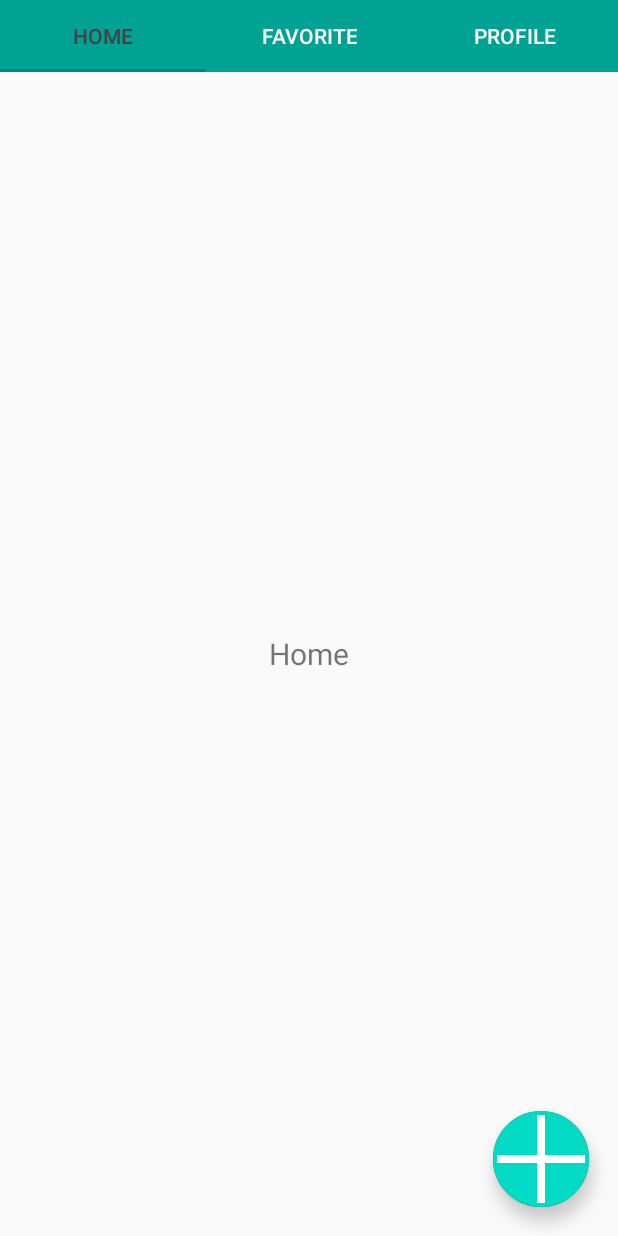
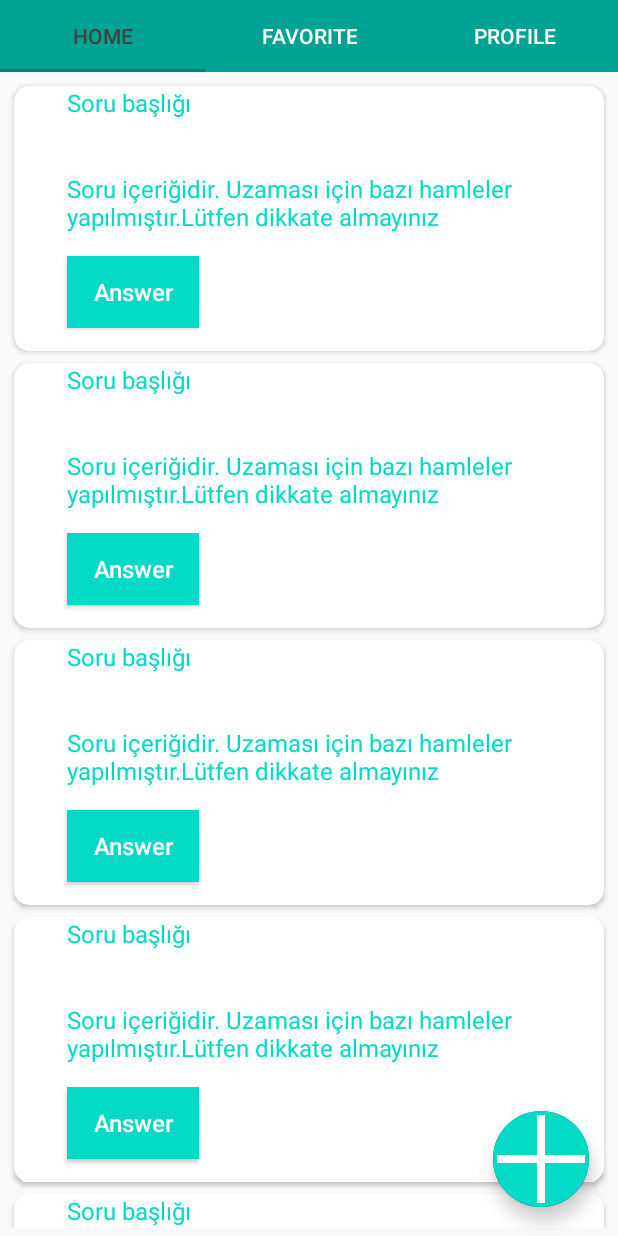
Before and after one commit to Fthictn/Orderly-Android-Client, an Android app: the HomeFragment screen opened directly, with no data from a screen before it, on a phone screen of 412 x 824 dp. Run offline under Robolectric (Android 15) with nearby library versions, the phone set to English and light mode, and no system bars.

Commit message:
question card created

```diff
--- a/app/src/main/java/com/fethicectin/orderly/Fragments/HomeFragment.kt
+++ b/app/src/main/java/com/fethicectin/orderly/Fragments/HomeFragment.kt
@@ -6,18 +6,24 @@ import android.view.LayoutInflater
 import android.view.View
 import android.view.ViewGroup
 import androidx.fragment.app.Fragment
+import androidx.recyclerview.widget.LinearLayoutManager
 import androidx.viewpager.widget.ViewPager
 import com.fethicectin.orderly.Activities.AddQuestionActivity
 import com.fethicectin.orderly.Activities.MainActivity
 import com.fethicectin.orderly.Activities.SignupActivity
 import com.fethicectin.orderly.R
+import com.fethicectin.orderly.Utils.QuestionRecyclerAdapter
 import com.google.android.material.floatingactionbutton.FloatingActionButton
 import com.google.android.material.tabs.TabLayout
+import kotlinx.android.synthetic.main.fragment_home.*
 
 
 class HomeFragment : Fragment() {
   //  var tabLayout: TabLayout? = null
   //  var viewPager: ViewPager? = null
+    var titles = mutableListOf<String>()
+    var contents = mutableListOf<String>()
+    var questionId = 0
     override fun onCreateView(inflater: LayoutInflater, container: ViewGroup?, savedInstanceState: Bundle?): View? {
 
         return inflater.inflate(R.layout.fragment_home, container, false)
@@ -38,6 +44,15 @@ class HomeFragment : Fragment() {
             startActivity(addQuestionActivity)
         }
 
+        for (i in 0..35){
+            titles.add(i, "Soru başlığı")
+            contents.add(i, "Soru içeriğidir. Uzaması için bazı hamleler yapılmıştır.Lütfen dikkate almayınız")
+            questionId = 1
+        }
+
+        questionRecyclerView.layoutManager = LinearLayoutManager(context)
+        questionRecyclerView.adapter = QuestionRecyclerAdapter(titles,contents,questionId)
+
     }
 
 }
--- /dev/null
+++ b/app/src/main/java/com/fethicectin/orderly/Utils/QuestionRecyclerAdapter.kt
@@ -0,0 +1,42 @@
+package com.fethicectin.orderly.Utils
+
+import android.view.LayoutInflater
+import android.view.View
+import android.view.ViewGroup
+import android.widget.TextView
+import android.widget.Toast
+import androidx.recyclerview.widget.RecyclerView
+import com.fethicectin.orderly.R
+import kotlinx.android.synthetic.main.question_item_layout.view.*
+
+class QuestionRecyclerAdapter(private var titles:List<String>?, private var contents:List<String>?, private var postId:Int): RecyclerView.Adapter<QuestionRecyclerAdapter.ViewHolder>() {
+
+    inner class ViewHolder(itemView:View): RecyclerView.ViewHolder(itemView){
+        val questionTitle = itemView.findViewById<TextView>(R.id.cardTitle)
+        val questionContent = itemView.findViewById<TextView>(R.id.cardContent)
+        val answerQuestionButton = itemView.findViewById<TextView>(R.id.answerButton)
+
+        init {
+            answerQuestionButton.setOnClickListener { view: View? ->
+                val position: Int = adapterPosition
+               Toast.makeText(itemView.context,"You clicked item ${position + 1}",Toast.LENGTH_SHORT).show()
+           }
+        }
+    }
+
+    override fun onCreateViewHolder(parent: ViewGroup, viewType: Int): ViewHolder {
+        val v = LayoutInflater.from(parent.context).inflate(R.layout.question_item_layout,parent,false)
+        return ViewHolder(v)
+    }
+
+    override fun getItemCount(): Int {
+        return titles!!.size
+    }
+
+    override fun onBindViewHolder(holder: ViewHolder, position: Int) {
+            holder.questionTitle.text = titles?.get(position)
+            holder.questionContent.text = contents?.get(position)
+    }
+
+
+}
--- a/app/src/main/res/layout/fragment_home.xml
+++ b/app/src/main/res/layout/fragment_home.xml
@@ -2,13 +2,16 @@
 <FrameLayout xmlns:android="http://schemas.android.com/apk/res/android"
     android:layout_width="match_parent"
     android:layout_height="match_parent"
-    xmlns:app="http://schemas.android.com/apk/res-auto">
-    <TextView
+    xmlns:app="http://schemas.android.com/apk/res-auto"
+    xmlns:tools="http://schemas.android.com/tools">
+
+    <androidx.recyclerview.widget.RecyclerView
+        android:id="@+id/questionRecyclerView"
         android:layout_width="match_parent"
         android:layout_height="match_parent"
-        android:gravity="center"
-        android:textSize="20sp"
-        android:text="@string/home_page" />
+        android:layout_margin="5dp"
+        tools:itemCount="17"
+        tools:listitem="@layout/question_item_layout"/>
 
     <com.google.android.material.floatingactionbutton.FloatingActionButton
         android:id="@+id/addQuestionButton"
--- /dev/null
+++ b/app/src/main/res/layout/question_item_layout.xml
@@ -0,0 +1,65 @@
+<?xml version="1.0" encoding="utf-8"?>
+<androidx.cardview.widget.CardView xmlns:android="http://schemas.android.com/apk/res/android"
+    xmlns:app="http://schemas.android.com/apk/res-auto"
+    android:id="@+id/questionCardView"
+    android:orientation="vertical"
+    android:layout_width="match_parent"
+    android:layout_height="wrap_content"
+    android:layout_margin="4dp"
+    android:clickable="true"
+    android:focusable="true"
+    android:foreground="?selectableItemBackground"
+    app:cardCornerRadius="10dp"
+    android:background="@drawable/logincomponentsbg">
+
+    <LinearLayout
+        android:layout_width="match_parent"
+        android:layout_height="match_parent"
+        android:orientation="vertical">
+
+        <TextView
+            android:id="@+id/cardTitle"
+            android:layout_width="match_parent"
+            android:layout_height="wrap_content"
+            android:layout_marginStart="35dp"
+            android:layout_marginEnd="35dp"
+            android:layout_marginBottom="35dp"
+            android:textSize="16sp"
+            android:textAlignment="textStart"
+            android:textColor="@color/colorAccent"
+            android:text="Back-end kurulum hatası"
+            />
+        <TextView
+            android:id="@+id/cardContent"
+            android:layout_width="match_parent"
+            android:layout_height="wrap_content"
+            android:layout_marginStart="35dp"
+            android:layout_marginEnd="35dp"
+            android:layout_marginBottom="15dp"
+            android:textSize="16sp"
+            android:textAlignment="textStart"
+            android:textColor="@color/colorAccent"
+            android:text="@string/app_name"
+            />
+
+        <Button
+            android:id="@+id/answerButton"
+            android:layout_width="wrap_content"
+            android:layout_height="wrap_content"
+            android:layout_marginStart="35dp"
+            android:textAlignment="gravity"
+            android:layout_marginBottom="15dp"
+            android:paddingTop="5dp"
+            android:paddingBottom="5dp"
+            android:gravity="center"
+            android:textSize="16sp"
+            android:text="@string/answer_card_button"
+            android:textAllCaps="false"
+            android:textColor="@android:color/white"
+            android:background="@color/colorAccent"
+            android:onClick="loginButtonOnClick" />
+
+
+    </LinearLayout>
+
+</androidx.cardview.widget.CardView>
--- a/app/src/main/res/values/strings.xml
+++ b/app/src/main/res/values/strings.xml
@@ -35,5 +35,5 @@
     <!--CREATE PROJECT PAGE-->
     <string name="createproject_projectname_text">Project Name</string>
     <string name="createproject_createprojectbutton_text">Create Project</string>
-
+    <string name="answer_card_button">Answer</string>
 </resources>
```
